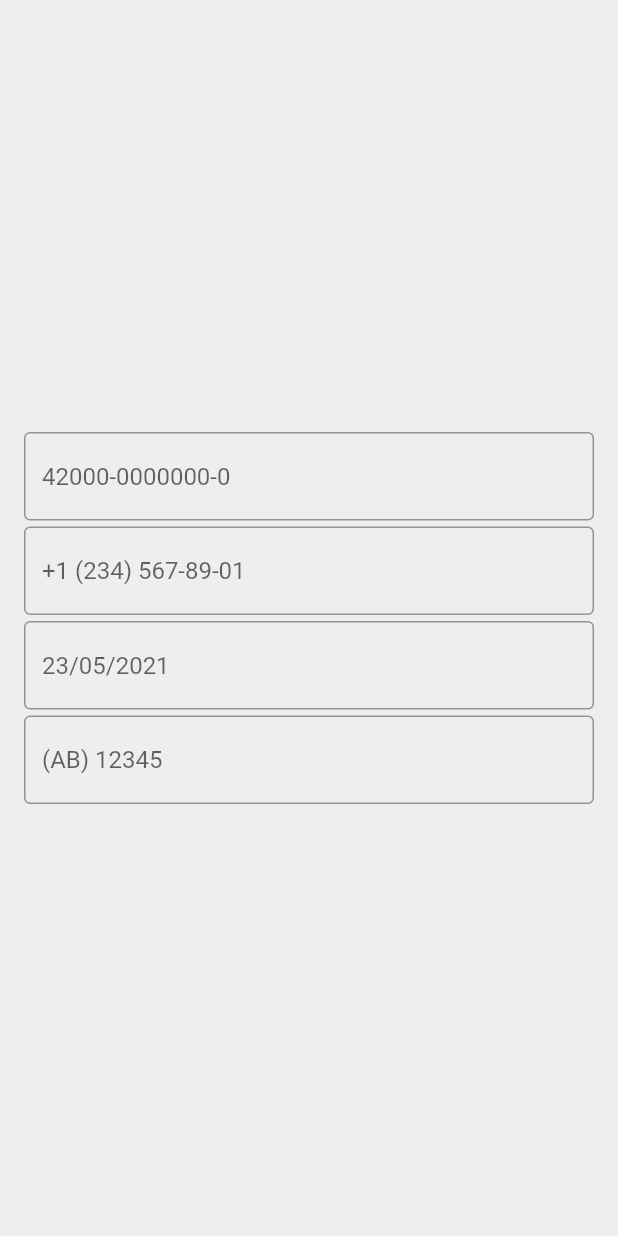
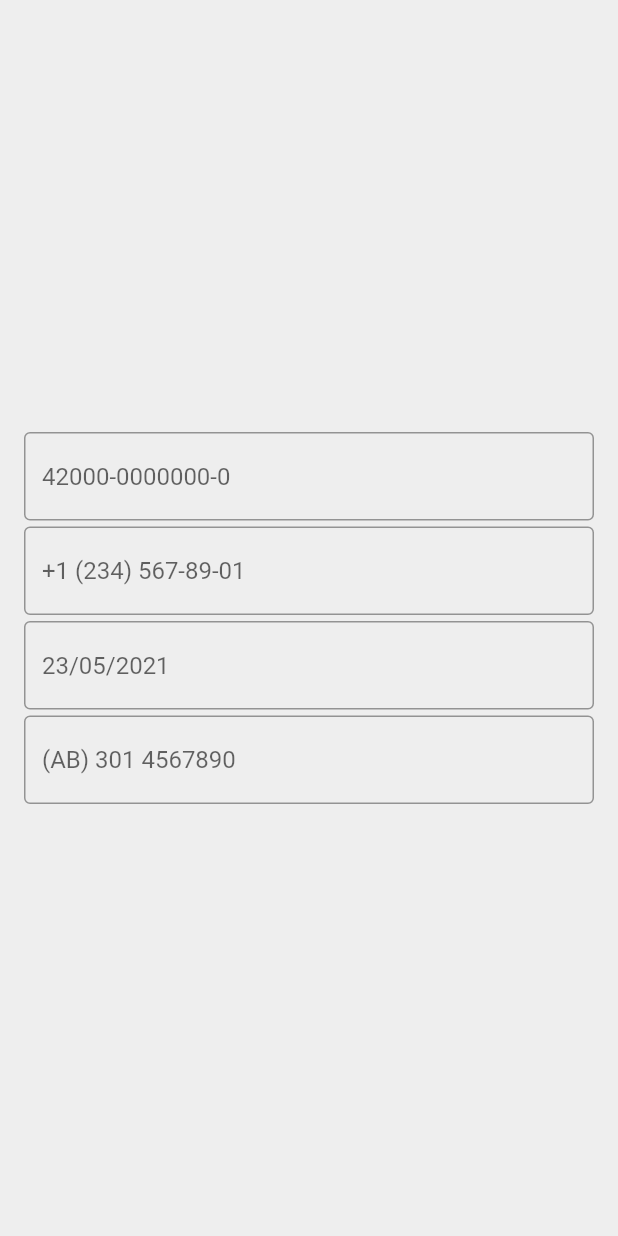
Before and after one commit to amjadjamali06/mask_input_formatter, a Flutter app: the screen it shows after launch, on a phone screen of 412 x 824 dp. Run offline on Flutter 3.47's test engine with Material 2 defaults, Android fonts, the phone set to English and light mode, and no system bars.

Commit message:
Update main.dart

```diff
--- a/example/lib/main.dart
+++ b/example/lib/main.dart
@@ -38,28 +38,32 @@ class _UsersData extends State<UsersData> {
                   children: [
                     TextFormField(
                       inputFormatters: [
-                        MaskInputFormatter('#####-#######-#', regexp: RegExp.numbers),
+                        MaskInputFormatter(mask: '#####-#######-#'),
                       ],
                       decoration: InputDecoration(
                         border: OutlineInputBorder(),
                         hintText: "42000-0000000-0",
                       ),
+                      textInputAction: TextInputAction.next,
+                      keyboardType: TextInputType.number,
                     ),
                     SizedBox(height: 4),
                     TextFormField(
                       inputFormatters: [
-                        MaskInputFormatter('+# (###) ###-##-##', regexp: RegExp.numbers),
+                        MaskInputFormatter(mask: '+# (###) ###-##-##'),
                       ],
                       decoration: InputDecoration(
                         border: OutlineInputBorder(),
                         hintText: "+1 (234) 567-89-01",
                       ),
+                      textInputAction: TextInputAction.next,
                     ),
                     SizedBox(height: 4),
                     TextFormField(
                       inputFormatters: [
-                        MaskInputFormatter('##/##/####', regexp: RegExp.numbers),
+                        MaskInputFormatter(mask: '##/##/####'),
                       ],
+                      textInputAction: TextInputAction.next,
                       decoration: InputDecoration(
                         border: OutlineInputBorder(),
                         hintText: "23/05/2021",
@@ -67,11 +71,12 @@ class _UsersData extends State<UsersData> {
                     ),
                     SizedBox(height: 4),
                     TextFormField(
-                      inputFormatters: [MaskInputFormatter('(AA) #####', regexp: RegExp.lettersAndNumbers)],
+                      inputFormatters: [MaskInputFormatter(mask: '(AA) ### #######', textAllCaps: true)],
                       decoration: InputDecoration(
                         border: OutlineInputBorder(),
-                        hintText: "(AB) 12345",
+                        hintText: "(AB) 301 4567890",
                       ),
+                      textInputAction: TextInputAction.next,
                     ),
                   ],
                 ),
```
